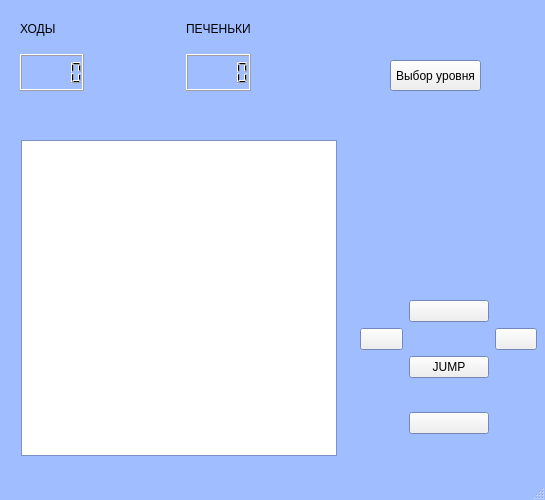
Qt form cookies/cookies/level2.ui (ddzhambekova/dzhambekova_d_o) before a commit.
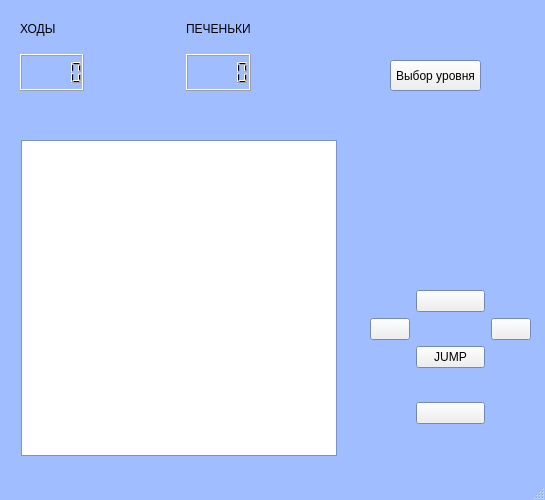
The same form after that commit. Icons and pictures are not drawn.

What changed in the file:
```diff
--- a/cookies/cookies/level2.ui
+++ b/cookies/cookies/level2.ui
@@ -167,9 +167,9 @@
    <widget class="QWidget" name="gridLayoutWidget">
     <property name="geometry">
      <rect>
-      <x>360</x>
-      <y>300</y>
-      <width>177</width>
+      <x>370</x>
+      <y>290</y>
+      <width>161</width>
       <height>134</height>
      </rect>
     </property>
```
Left out of the diff: 68 changed lines with no effect on the pictures.
